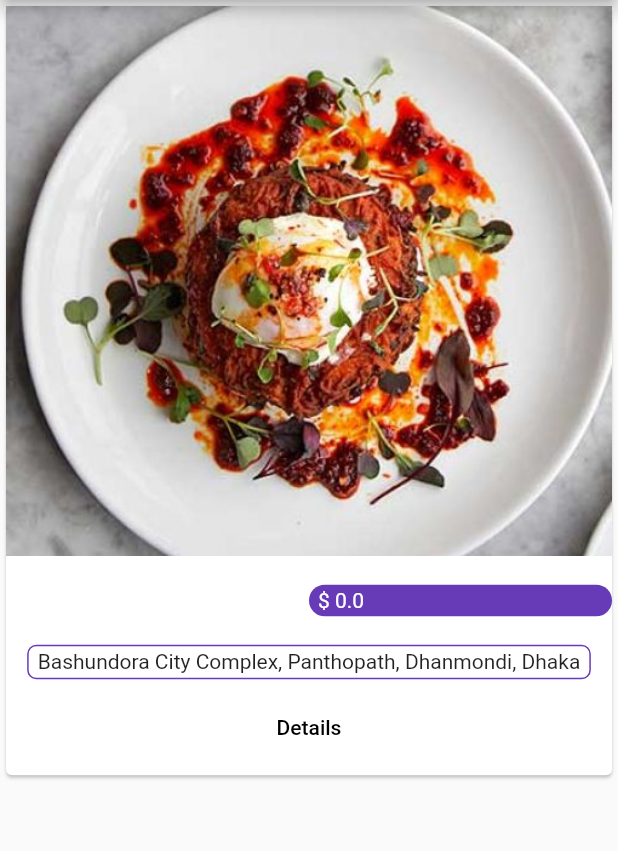
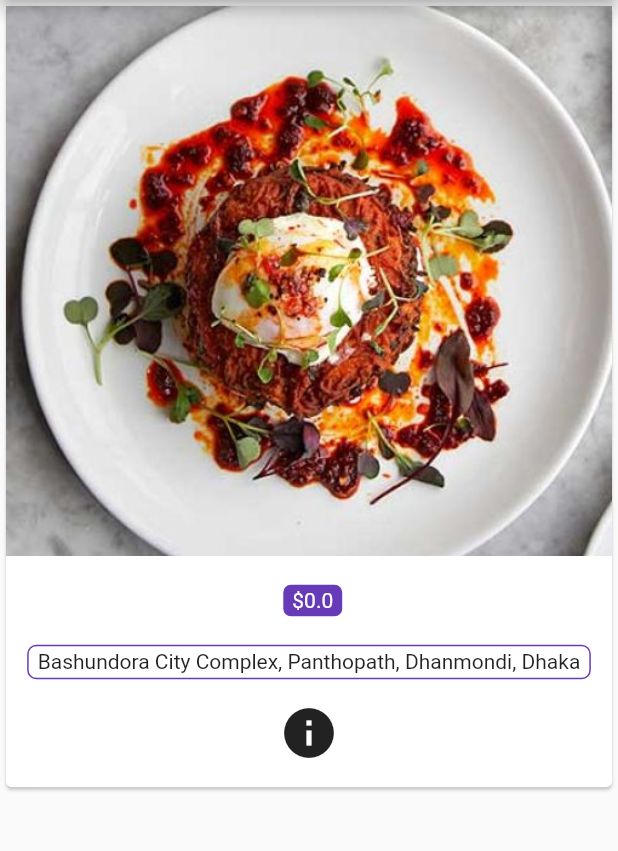
Before and after one commit to ranasl62/1st-flutter-app, a Flutter app: the ProductsAdminPage screen opened by its route, after a tap on "Save", on a phone screen of 412 x 824 dp, the part 84-935 px from its top. Run offline on Flutter 3.47's test engine with Material 2 defaults, Android fonts, the phone set to English and light mode, and no system bars.

Commit message:
internal lib version updated

```diff
--- a/lib/main.dart
+++ b/lib/main.dart
@@ -3,10 +3,10 @@ import 'package:first_app/pages/products.dart';
 import 'package:first_app/pages/product.dart';
 import 'package:first_app/pages/auth.dart';
 import 'package:flutter/material.dart';
-import 'package:flutter/rendering.dart';
+// import 'package:flutter/rendering.dart';
 
 void main() {
-  debugPaintSizeEnabled = true;
+  // debugPaintSizeEnabled = true;
   // debugPaintBaselinesEnabled=true;
   runApp(MyApp());
 }
--- a/lib/pages/product_cretae.dart
+++ b/lib/pages/product_cretae.dart
@@ -16,8 +16,8 @@ class _ProductCreatePageState extends State<ProductCreatePage> {
   double _priceValue = 0.0;
   @override
   Widget build(BuildContext context) {
-    return Container(
-      margin: EdgeInsets.all(20.0),
+    return SingleChildScrollView(
+      // margin: EdgeInsets.all(20.0),
       child: Column(
         children: <Widget>[
           TextField(
--- a/lib/pages/products.dart
+++ b/lib/pages/products.dart
@@ -2,7 +2,6 @@ import 'package:flutter/material.dart';
 import '../product_manager.dart';
 
 class ProductsPage extends StatelessWidget {
-
   final List<Map<String, dynamic>> products;
   ProductsPage({this.products});
 
@@ -17,6 +16,7 @@ class ProductsPage extends StatelessWidget {
             automaticallyImplyLeading: false,
           ),
           ListTile(
+              leading: Icon(Icons.control_point),
               title: Text('Manage Products'),
               onTap: () {
                 Navigator.pushReplacementNamed(context, 'admin');
--- a/lib/pages/products_admin.dart
+++ b/lib/pages/products_admin.dart
@@ -19,6 +19,7 @@ class ProductsAdminPage extends StatelessWidget {
                 automaticallyImplyLeading: false,
               ),
               ListTile(
+                  leading: Icon(Icons.shop),
                   title: Text('All Products'),
                   onTap: () {
                     Navigator.pushReplacementNamed(context, '/');
--- a/lib/products.dart
+++ b/lib/products.dart
@@ -1,4 +1,5 @@
 import 'package:flutter/material.dart';
+import './widgets/product/price_tag.dart';
 
 class Products extends StatelessWidget {
   final List<Map<String, dynamic>> products;
@@ -17,7 +18,9 @@ class Products extends StatelessWidget {
               child: Row(
                 mainAxisAlignment: MainAxisAlignment.center,
                 children: <Widget>[
-                  Expanded(
+                  Flexible(
+                      fit: FlexFit.loose, //default value
+                      flex: 4, //default value
                       child: Text(
                         products[index]['title'],
                         style: TextStyle(
@@ -29,18 +32,20 @@ class Products extends StatelessWidget {
                   // SizedBox(
                   //   width: 0.0,
                   // ),
-                  Expanded(
-                      child: Container(
-                    padding:
-                        EdgeInsets.symmetric(horizontal: 6.0, vertical: 2.5),
-                    decoration: BoxDecoration(
-                        color: Theme.of(context).accentColor,
-                        borderRadius: BorderRadius.circular(20.0)),
-                    child: Text(
-                      '\$ ' + products[index]['price'].toString(),
-                      style: TextStyle(color: Colors.white),
-                    ),
-                  )),
+                  PriceTag(price:products[index]['price'].toString()),
+                  // Expanded(
+                  //     flex: 2,
+                  //     child: Container(
+                  //       padding: EdgeInsets.symmetric(
+                  //           horizontal: 6.0, vertical: 2.5),
+                  //       decoration: BoxDecoration(
+                  //           color: Theme.of(context).accentColor,
+                  //           borderRadius: BorderRadius.circular(20.0)),
+                  //       child: Text(
+                  //         '\$ ' + products[index]['price'].toString(),
+                  //         style: TextStyle(color: Colors.white),
+                  //       ),
+                  //     )),
                 ],
               )),
           // SizedBox(
@@ -61,8 +66,9 @@ class Products extends StatelessWidget {
           ButtonBar(
             alignment: MainAxisAlignment.center,
             children: <Widget>[
-              FlatButton(
-                child: Text('Details'),
+              IconButton(
+                icon: Icon(Icons.info),
+                iconSize: 40.0,
                 onPressed: () => Navigator.pushNamed<bool>(
                         context, 'product/' + index.toString())
                     .then((bool value) {
--- /dev/null
+++ b/lib/widgets/product/price_tag.dart
@@ -0,0 +1,20 @@
+import 'package:flutter/material.dart';
+
+class PriceTag extends StatelessWidget {
+  final String price;
+  PriceTag({this.price});
+  @override
+  Widget build(BuildContext context) {
+    return Container(
+      margin: EdgeInsets.only(left:5.0),
+      padding: EdgeInsets.symmetric(horizontal: 6.0, vertical: 2.5),
+      decoration: BoxDecoration(
+          color: Theme.of(context).accentColor,
+          borderRadius: BorderRadius.circular(5.0)),
+      child: Text(
+        '\$${price}',
+        style: TextStyle(color: Colors.white),
+      ),
+    );
+  }
+}
--- a/pubspec.yaml
+++ b/pubspec.yaml
@@ -43,6 +43,7 @@ flutter:
   # To add assets to your application, add an assets section, like this:
   assets:
    - assets/images/food.jpg
+   - assets/images/background.jpg
   #  - images/a_dot_ham.jpeg
 
   # An image asset can refer to one or more resolution-specific "variants", see
```
Also changed, not shown: lib/pages/auth.dart (+26 -16 lines), assets/images/background.jpg (added), pubspec.lock. Lines whose indentation alone changed are shown as unchanged.
